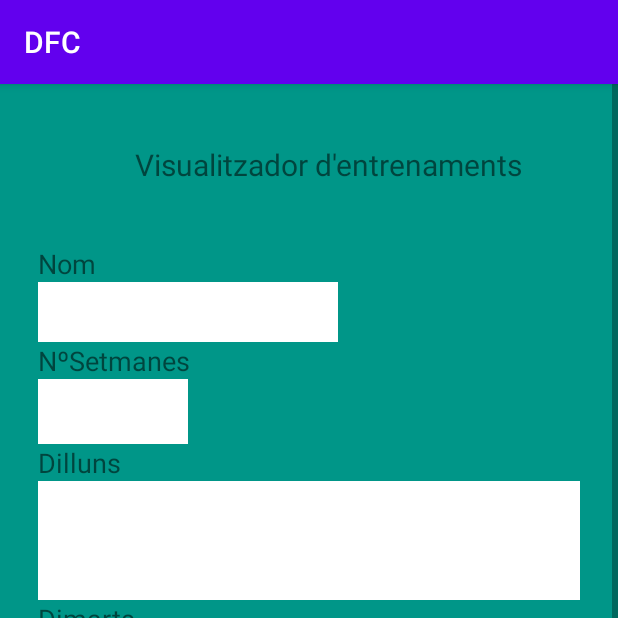
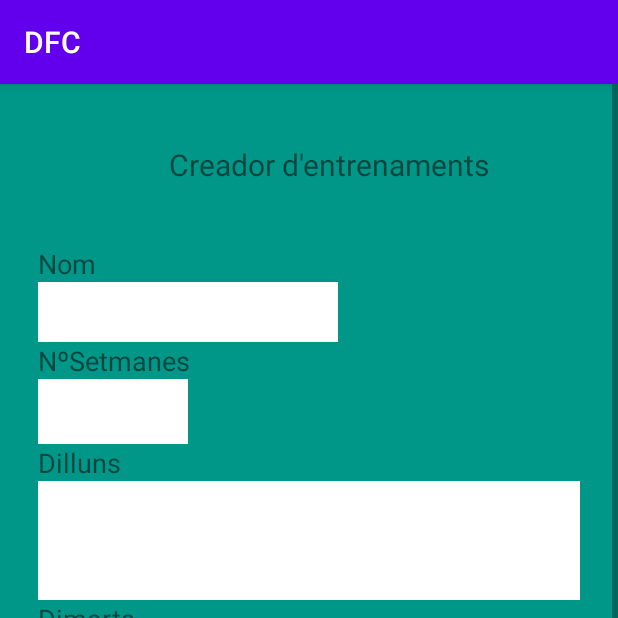
Before and after one commit to icid8/ProjecteFinal, an Android app: the MenuCreacio screen opened directly, with no data from a screen before it, on a phone screen of 412 x 824 dp, the top half of it. Run offline under Robolectric (Android 15) with nearby library versions, the phone set to English and light mode, and no system bars; our stand-ins replace Firebase (no records; nobody signed in at launch, a user with empty details on screens opened directly).

Commit message:
segon commit

```diff
--- a/DFC/app/src/main/res/layout/activity_menu_creacio.xml
+++ b/DFC/app/src/main/res/layout/activity_menu_creacio.xml
@@ -17,7 +17,7 @@
             android:layout_height="match_parent"
             android:layout_marginLeft="25dp"
             android:layout_marginTop="40dp"
-            android:text="Visualitzador d'entrenaments"
+            android:text="Creador d'entrenaments"
             android:textAlignment="center"
             android:textSize="20sp" />
 
```
